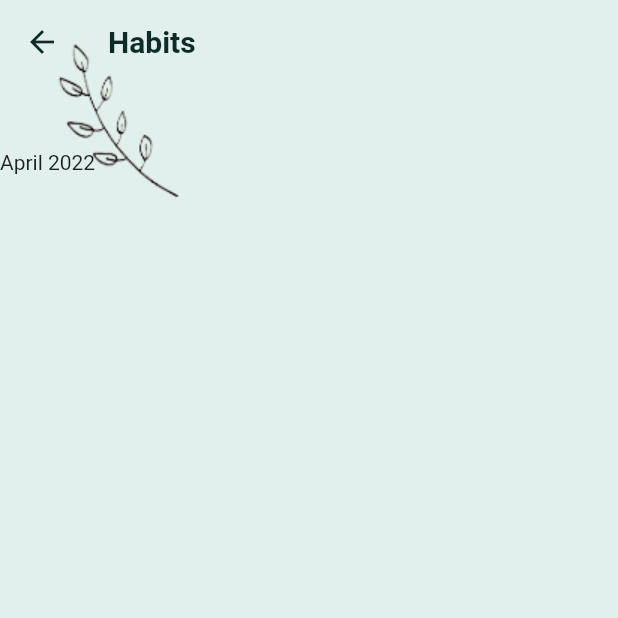
After one commit to darshankhunt/todo-list-ui, a Flutter app: the screen it shows after launch, after a tap on "Habits", on a phone screen of 412 x 824 dp, the top half of it. The commit adds this screen. Run offline on Flutter 3.47's test engine with Material 2 defaults, Android fonts, the phone set to English and light mode, and no system bars; our stand-ins replace google_nav_bar, percent_indicator.

Commit message:
chnges on 11-07-'22

```diff
--- /dev/null
+++ b/lib/screen/habits.dart
@@ -0,0 +1,50 @@
+import 'package:flutter/material.dart';
+
+class Habits extends StatefulWidget {
+  const Habits({Key? key}) : super(key: key);
+
+  @override
+  State<Habits> createState() => _HabitsState();
+}
+
+class _HabitsState extends State<Habits> {
+  @override
+  Widget build(BuildContext context) {
+    return Scaffold(
+      extendBodyBehindAppBar: true,
+      backgroundColor: const Color(0xffe1efed),
+      body: Scaffold(
+        body: Stack(
+          children: [
+            AppBar(
+              backgroundColor: const Color(0xffe1efed),
+              elevation: 0,
+              leading: const Icon(
+                Icons.arrow_back,
+                color: Color(0xff0e2b25),
+              ),
+              title: const Text(
+                'Habits',
+                style: TextStyle(
+                  color: Color(0xff0e2b25),
+                  fontWeight: FontWeight.w700,
+                  fontSize: 20,
+                ),
+              ),
+            ),
+            Positioned(
+              top: 10,
+              child: Image.asset('assets/leaf.png'),
+            ),
+            Column(
+              children: [
+                SizedBox(height: 100),
+                Text('April 2022'),
+              ],
+            )
+          ],
+        ),
+      ),
+    );
+  }
+}
--- a/lib/screen/home_screen.dart
+++ b/lib/screen/home_screen.dart
@@ -4,6 +4,7 @@ import 'package:todo_list_ui/models/Categories.dart';
 import 'package:percent_indicator/linear_percent_indicator.dart';
 import 'package:todo_list_ui/models/ongoing_task.dart';
 import 'package:google_nav_bar/google_nav_bar.dart';
+import 'package:todo_list_ui/screen/habits.dart';
 
 class HomeScren extends StatefulWidget {
   const HomeScren({Key? key}) : super(key: key);
@@ -43,6 +44,7 @@ class _HomeScrenState extends State<HomeScren> {
       profilePhoto3: 'assets/profile_avatar2.jpg',
     ),
   ];
+
   @override
   Widget build(BuildContext context) {
     return Scaffold(
@@ -169,10 +171,19 @@ class _HomeScrenState extends State<HomeScren> {
                               ),
                             ],
                           ),
-                          Stack(
+                          GestureDetector(
+                            onTap: () {
+                              Navigator.push(
+                                context,
+                                MaterialPageRoute(
+                                    builder: (context) => const Habits()),
+                              );
+                            },
+                            child: Stack(
                               children: [
                                 SizedBox(
-                                width: MediaQuery.of(context).size.width * 0.43,
+                                  width:
+                                      MediaQuery.of(context).size.width * 0.43,
                                   height:
                                       MediaQuery.of(context).size.height * 0.3,
                                   child: ClipRRect(
@@ -204,7 +215,8 @@ class _HomeScrenState extends State<HomeScren> {
                                   ),
                                 ),
                               ],
-                          )
+                            ),
+                          ),
                         ],
                       ),
                       const SizedBox(
```
Lines whose indentation alone changed are shown as unchanged.
